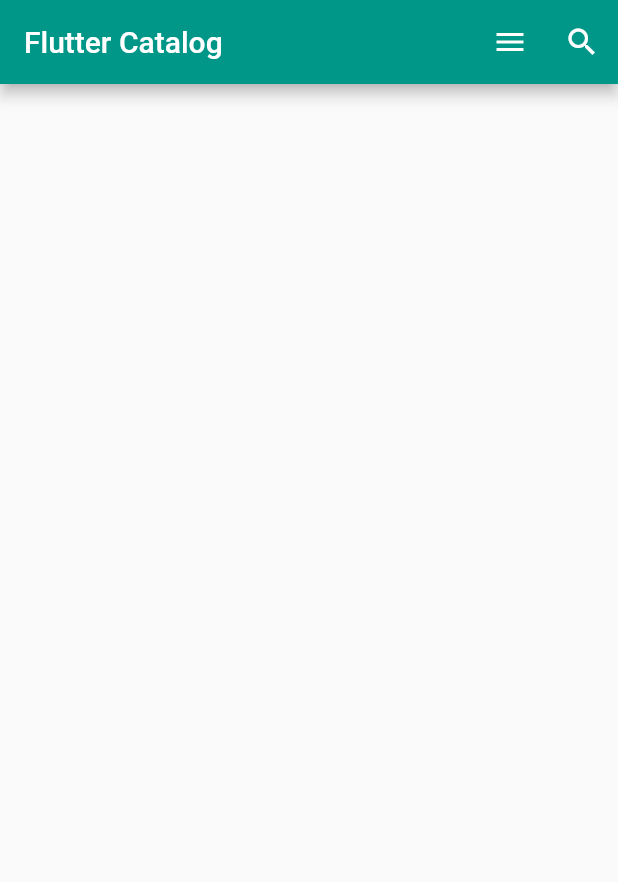
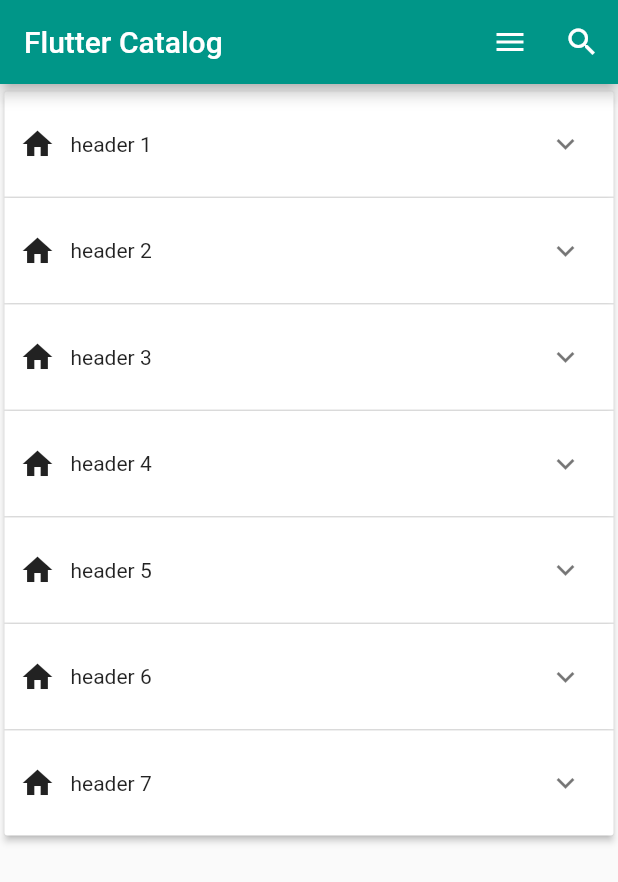
Before and after one commit to akashjagani/flutter_widget, a Flutter app: the screen it shows after launch, on a phone screen of 412 x 824 dp. Shown: the top 882 px of the screen. Run offline on Flutter 3.47's test engine with Material 2 defaults, Android fonts, the light colour scheme and no system bars; our stand-ins replace get.

Commit message:
initial commit

```diff
--- a/lib/screens/home_screen.dart
+++ b/lib/screens/home_screen.dart
@@ -1,26 +1,33 @@
 import 'package:flutter/material.dart';
-
-class Item {
-  Item({
-    this.expandedValue,
-    this.headerValue,
-    this.isExpanded = false,
-  });
-
-  String expandedValue;
-  String headerValue;
-  bool isExpanded;
-}
+import 'package:get/get.dart';
 
 class HomeScreen extends StatefulWidget {
   @override
   _HomeScreenState createState() => _HomeScreenState();
 }
 
+class MyItem {
+  MyItem({this.isExpanded: false, this.header, this.body});
+
+  bool isExpanded;
+  final String header;
+  final String body;
+}
+
 class _HomeScreenState extends State<HomeScreen> with TickerProviderStateMixin {
   bool _flag = true;
   Animation<double> _myAnimation;
   AnimationController _controller;
+
+  List<MyItem> _items = <MyItem>[
+    MyItem(header: 'header 1', body: 'body 1'),
+    MyItem(header: 'header 2', body: 'body 2'),
+    MyItem(header: 'header 3', body: 'body 3'),
+    MyItem(header: 'header 4', body: 'body 4'),
+    MyItem(header: 'header 5', body: 'body 5'),
+    MyItem(header: 'header 6', body: 'body 6'),
+    MyItem(header: 'header 7', body: 'body 7'),
+  ];
 
   @override
   void initState() {
@@ -39,6 +46,52 @@
   Widget build(BuildContext context) {
     return Scaffold(
       appBar: buildAppBar(),
+      body: Padding(
+        padding: const EdgeInsets.only(
+          top: 5,
+          left: 3,
+          right: 3,
+        ),
+        child: ListView(
+          children: [
+            ExpansionPanelList(
+              expansionCallback: (int index, bool isExpanded) {
+                setState(() {
+                  _items[index].isExpanded = !_items[index].isExpanded;
+                });
+              },
+              children: _items.map((MyItem item) {
+                return ExpansionPanel(
+                  headerBuilder: (BuildContext context, bool isExpanded) {
+                    return Padding(
+                      padding: const EdgeInsets.only(
+                        left: 10,
+                      ),
+                      child: Container(
+                        height: 70,
+                        width: double.infinity,
+                        child: Row(
+                          children: [
+                            Icon(Icons.home),
+                            SizedBox(
+                              width: 10,
+                            ),
+                            Text(item.header),
+                          ],
+                        ),
+                      ),
+                    );
+                  },
+                  isExpanded: item.isExpanded,
+                  body: Container(
+                    child: Text(item.body),
+                  ),
+                );
+              }).toList(),
+            ),
+          ],
+        ),
+      ),
     );
   }
 
--- a/pubspec.yaml
+++ b/pubspec.yaml
@@ -28,6 +28,7 @@
   # The following adds the Cupertino Icons font to your application.
   # Use with the CupertinoIcons class for iOS style icons.
   cupertino_icons: ^1.0.2
+  get:
 
 dev_dependencies:
   flutter_test:
```
Also changed, not shown: pubspec.lock.
